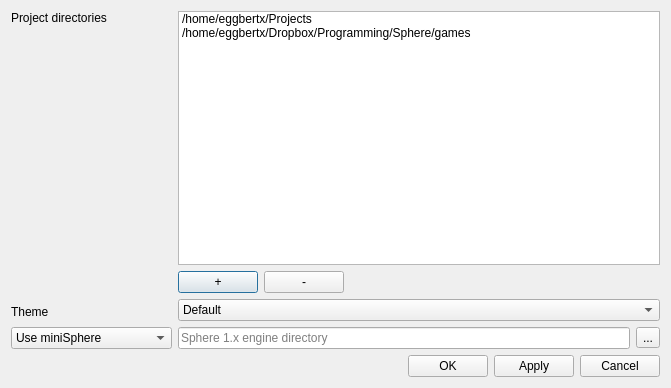
First picture: the form in src/settingswindow.ui, repository Eggbertx/QtSphere-IDE, before the edit.
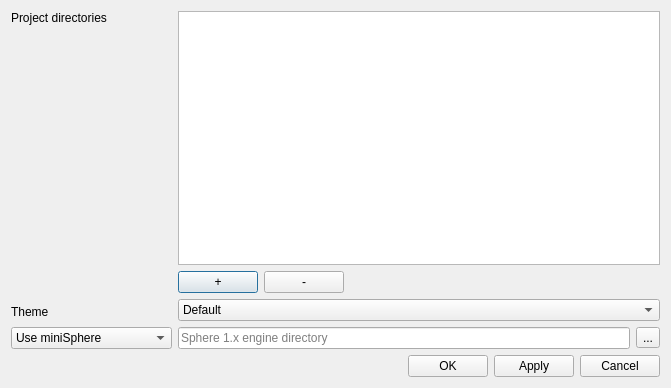
Second picture: the form after the edit.

Patch:
```diff
--- a/src/settingswindow.ui
+++ b/src/settingswindow.ui
@@ -99,16 +99,9 @@
          <property name="resizeMode">
           <enum>QListView::Adjust</enum>
          </property>
-         <item>
-          <property name="text">
-           <string>/home/eggbertx/Projects</string>
-          </property>
-         </item>
-         <item>
-          <property name="text">
-           <string>/home/eggbertx/Dropbox/Programming/Sphere/games</string>
-          </property>
-         </item>
+         <property name="sortingEnabled">
+          <bool>false</bool>
+         </property>
         </widget>
        </item>
        <item>
```
Left out of the diff: 6 changed lines with no effect on the pictures.
